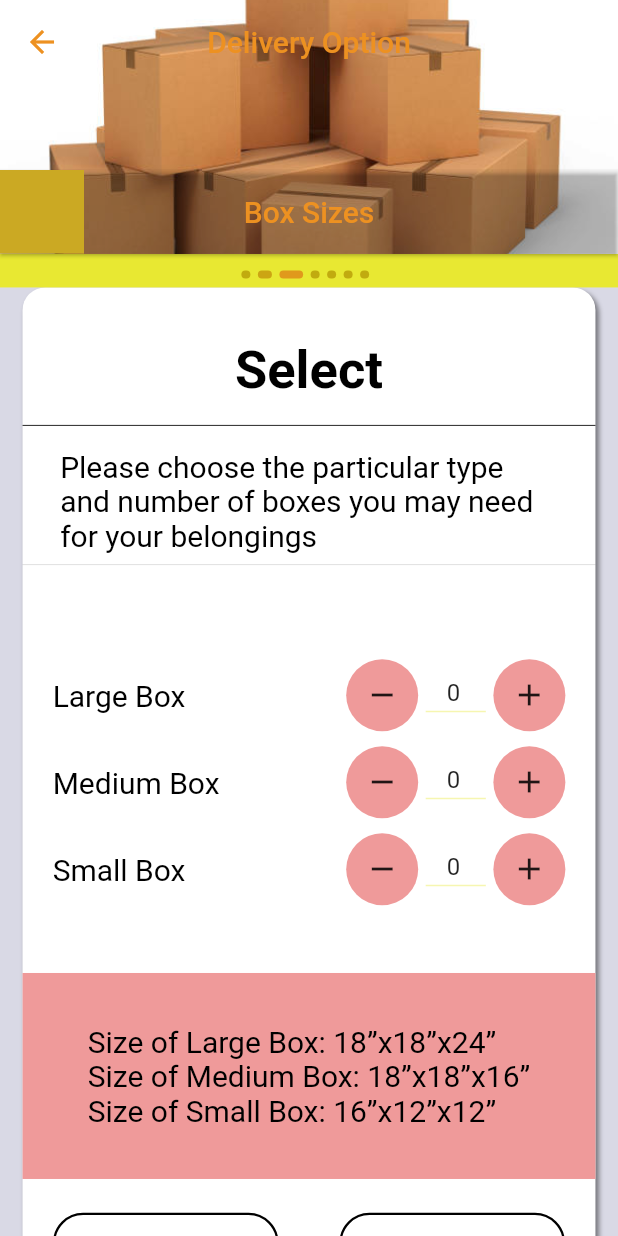
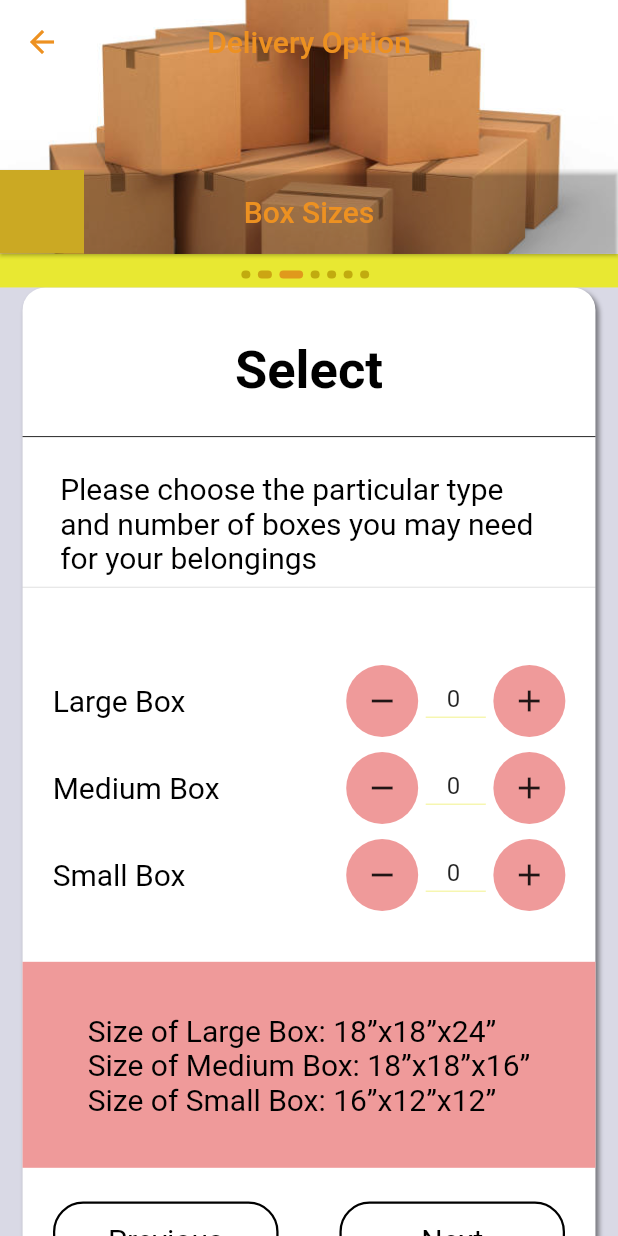
Before and after one commit to Android-Jester/E-Pack, a Flutter app: the DeliveryOption screen opened by its route, swiped to page 3, on a phone screen of 412 x 824 dp. Run offline on Flutter 3.47's test engine with Material 2 defaults, Android fonts, the light colour scheme and no system bars; our stand-ins replace appwrite, dartz, equatable, extended_masked_text, flutter_pw_validator, internet_connection_checker and 1 more; network calls fail.

Commit message:
still more work *sigh*

```diff
--- a/lib/features/delivery_option/presentation/Screens/box_choices.dart
+++ b/lib/features/delivery_option/presentation/Screens/box_choices.dart
@@ -3,15 +3,16 @@ import 'package:e_pack/core/presentation/widgets/background_wrapper.dart';
 import 'package:e_pack/core/presentation/widgets/box_selection.dart';
 import 'package:e_pack/core/presentation/widgets/button_row.dart';
 import 'package:e_pack/core/presentation/widgets/page_button.dart';
+import 'package:e_pack/core/presentation/widgets/state_dialogs.dart';
 import 'package:e_pack/features/delivery_option/presentation/components/body.dart';
 import 'package:e_pack/features/delivery_option/presentation/provider/box_size_data.dart';
 import 'package:flutter/material.dart';
 import 'package:provider/provider.dart';
 
 class BoxChoices extends StatefulWidget {
-  final PageController? controller;
+  final PageController controller;
   final ScrollController scroll;
-  final int? currentPage;
+  final int currentPage;
   BoxChoices({
     Key? key,
     required this.scroll,
@@ -38,13 +39,14 @@ class _BoxChoicesState extends State<BoxChoices> with AutomaticKeepAliveClientMi
                 "Select",
                 style: Theme.of(context).textTheme.headline1,
               ),
-              const SizedBox(height: 15.0),
-              Divider(
+              Padding(
+                padding: EdgeInsets.symmetric(vertical: itemHeight(20)),
+                child: Divider(
                   color: Colors.black,
                   thickness: itemHeight(0.5),
                   height: itemHeight(1.5),
                 ),
-              const SizedBox(height: 15.0),
+              ),
               Padding(
                 padding: EdgeInsets.symmetric(horizontal: itemWidth(25.0)),
                 child: Text(
@@ -53,7 +55,44 @@ class _BoxChoicesState extends State<BoxChoices> with AutomaticKeepAliveClientMi
                 ),
               ),
               const Divider(),
-              SizedBox(height: itemHeight(40.0)),
+              boxesColumn(data),
+              boxSizeInfo(),
+              SizedBox(height: itemHeight(20.0)),
+              buttonRow(widget.controller, widget.currentPage, nextButton: () {
+                if (data.largeBoxSizeText != 0 || data.mediumBoxSizeText != 0 || data.smallBoxSizeText != 0) {
+                  smoothScrollToTop(widget.scroll);
+                  direction(widget.controller, widget.currentPage, true);
+                } else {
+                  showDialog(
+                    context: context,
+                    builder: (context) => WarningDialog(text: "Please select at least one box"),
+                  );
+                }
+              })
+            ],
+          ),
+        ),
+      ),
+    );
+  }
+
+  Container boxSizeInfo() {
+    return Container(
+      color: Colors.red.shade200,
+      width: Config.width,
+      height: Config.height! / 6,
+      padding: EdgeInsets.symmetric(horizontal: itemWidth(2.0)),
+      child: const Center(
+        child: Text(" Size of Large Box: 18”x18”x24” \n Size of Medium Box: 18”x18”x16” \n Size of Small Box: 16”x12”x12” "),
+      ),
+    );
+  }
+
+  Widget boxesColumn(BoxSizeData data) {
+    return Padding(
+      padding: EdgeInsets.symmetric(vertical: itemHeight(30)),
+      child: Column(
+        children: [
           BoxSelection(
             textEditingController: data.largeBoxController,
             text: "Large Box",
@@ -66,26 +105,7 @@ class _BoxChoicesState extends State<BoxChoices> with AutomaticKeepAliveClientMi
             textEditingController: data.smallBoxController,
             text: "Small Box",
           ),
-              SizedBox(height: itemHeight(40.0)),
-              Container(
-                color: Colors.red.shade200,
-                width: Config.width,
-                height: Config.height! / 6,
-                padding: EdgeInsets.symmetric(horizontal: itemWidth(2.0)),
-                child: const Center(
-                  child: Text(" Size of Large Box: 18”x18”x24” \n Size of Medium Box: 18”x18”x16” \n Size of Small Box: 16”x12”x12” "),
-                ),
-              ),
-              SizedBox(height: itemHeight(20.0)),
-              buttonRow(widget.controller!, widget.currentPage!, nextButton: () {
-                if (data.largeBoxSizeText != 0 || data.mediumBoxSizeText != 0 || data.smallBoxSizeText != 0) {
-                  smoothScrollToTop(widget.scroll);
-                  direction(widget.controller!, widget.currentPage!, true);
-                }
-              })
         ],
-          ),
-        ),
       ),
     );
   }
--- a/lib/features/delivery_option/presentation/components/body.dart
+++ b/lib/features/delivery_option/presentation/components/body.dart
@@ -17,7 +17,7 @@ class Body extends StatefulWidget {
 }
 
 class _BodyState extends State<Body> {
-  PageController? _controller = PageController();
+  PageController _controller = PageController();
   int currentPage = 0;
   ScrollController _scrollControl = ScrollController();
 
@@ -58,7 +58,7 @@ class _BodyState extends State<Body> {
         controller: _controller,
         scroll: _scrollControl,
       ),
-      CollectionPage(
+      CollectionData(
         currentPage: currentPage,
         controller: _controller,
         scroll: _scrollControl,
```
Also changed, not shown: lib/core/presentation/widgets/check_box_row.dart (+1 -7 lines), lib/features/delivery_option/presentation/Screens/collect_location.dart (+47 -30 lines), lib/features/delivery_option/presentation/Screens/room_type.dart (+31 -39 lines), lib/features/delivery_option/presentation/provider/collection_info.dart (+12 -8 lines), lib/features/storage_option/presentation/screens/storage_box_choices.dart (+4 -4 lines). Lines whose indentation alone changed are shown as unchanged.
